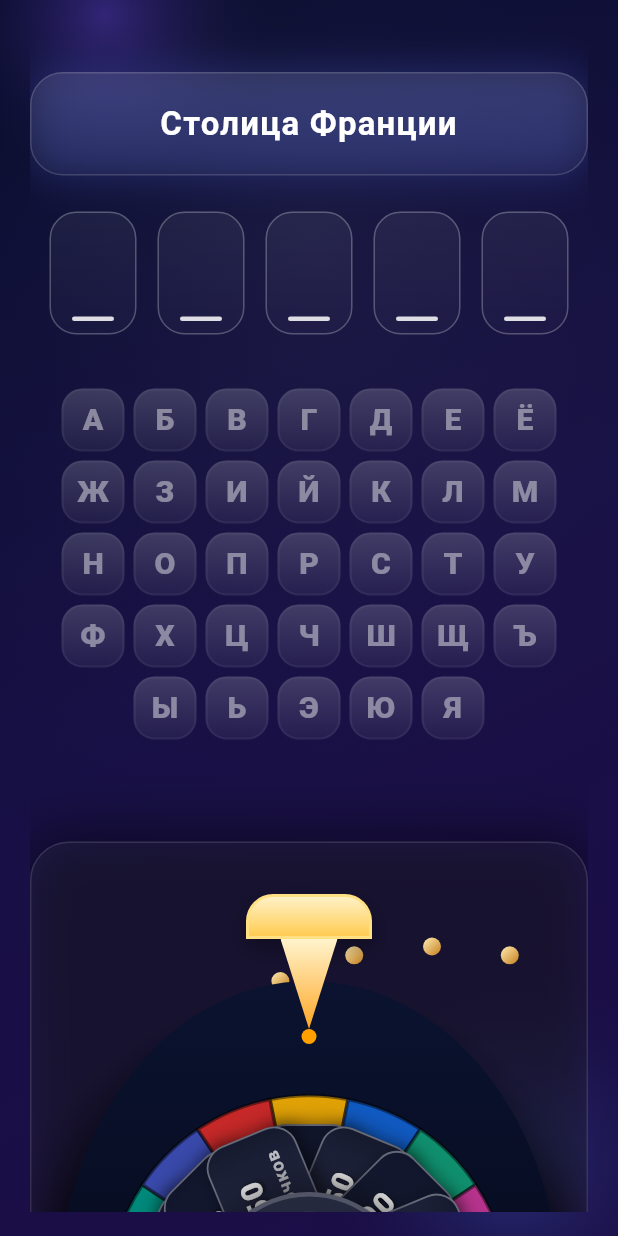
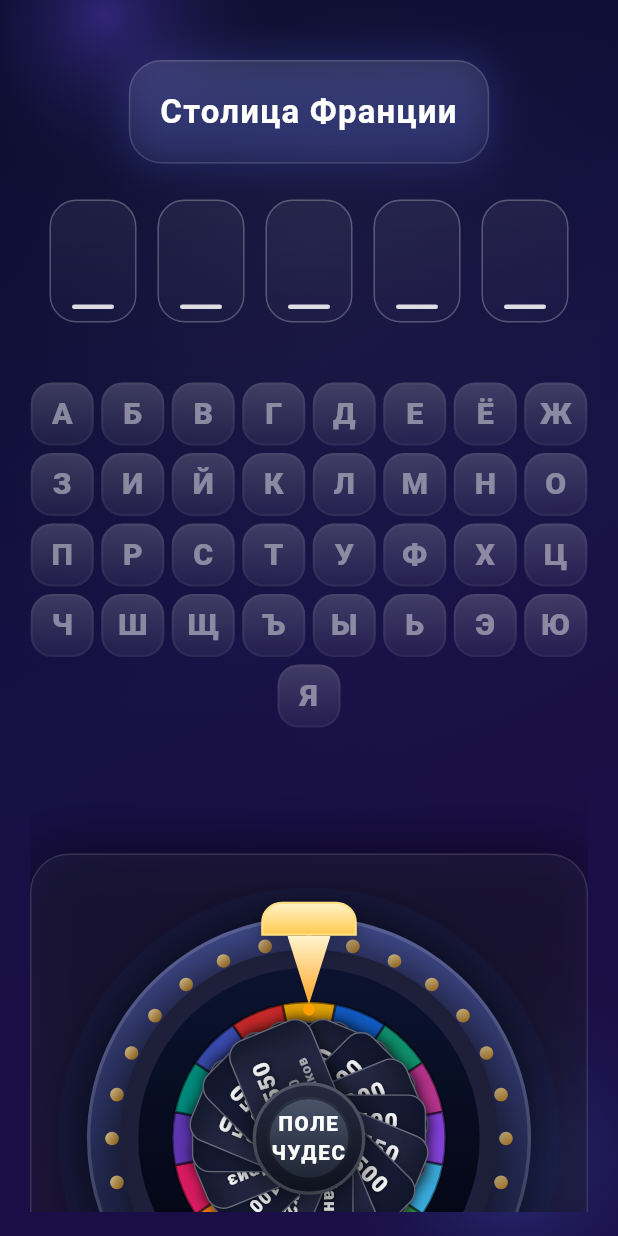
Before and after one commit to ToperGG228/moderator, a Flutter app: the screen it shows after launch, on a phone screen of 412 x 824 dp. Run offline on Flutter 3.47's test engine with Material 3 defaults, Android fonts, the phone set to English and light mode, and no system bars; drawn by our look-alikes of flutter_fortune_wheel.

Commit message:
Restyle board layout and wheel placement

```diff
--- a/lib/main.dart
+++ b/lib/main.dart
@@ -618,9 +618,11 @@
               ),
             );
           },
+          child: Center(
+            child: ConstrainedBox(
+              constraints: const BoxConstraints(maxWidth: 820),
               child: Container(
                 key: ValueKey<String>(question.question),
-            width: double.infinity,
                 padding: const EdgeInsets.symmetric(horizontal: 20, vertical: 18),
                 decoration: BoxDecoration(
                   borderRadius: BorderRadius.circular(22),
@@ -652,8 +654,11 @@
                 ),
               ),
             ),
+          ),
+        ),
         const SizedBox(height: 24),
-        Wrap(
+        Center(
+          child: Wrap(
             alignment: WrapAlignment.center,
             spacing: 14,
             runSpacing: 16,
@@ -669,6 +674,7 @@
                 index: index,
               );
             }),
+          ),
         ),
       ],
     );
@@ -692,6 +698,8 @@
               ),
             ],
           ),
+          child: FittedBox(
+            fit: BoxFit.contain,
             child: WheelWidget(
               key: _wheelKey,
               sectors: _sectors,
@@ -700,6 +708,7 @@
                 _onSectorComplete(sector);
               },
               size: wheelSize,
+            ),
           ),
         ),
         const SizedBox(height: 20),
@@ -752,54 +761,66 @@
     required bool isWide,
     required double maxWidth,
   }) {
-    final double wheelSize = isWide
-        ? (maxWidth * 0.45).clamp(520, 720)
-        : 420;
-    final Widget wheelColumn = SizedBox(
-      width: wheelSize,
-      child: _buildWheelSection(wheelSize: wheelSize),
+    final double baseDiameter = maxWidth * (isWide ? 0.45 : 0.78);
+    final double minDiameter = isWide ? 560 : 300;
+    final double maxDiameter = isWide ? 760 : maxWidth - 176;
+    final double safeMaxDiameter = max(minDiameter, maxDiameter);
+    double targetWheelDiameter = baseDiameter;
+    if (targetWheelDiameter < minDiameter) {
+      targetWheelDiameter = minDiameter;
+    } else if (targetWheelDiameter > safeMaxDiameter) {
+      targetWheelDiameter = safeMaxDiameter;
+    }
+    final double wheelColumnWidth = targetWheelDiameter + 176;
+
+    Widget buildWheelBox() {
+      return SizedBox(
+        width: wheelColumnWidth,
+        child: _buildWheelSection(wheelSize: targetWheelDiameter),
       );
-    final Widget wheel = isWide
-        ? Align(
+    }
+
+    final Widget wideWheel = Align(
       alignment: Alignment.topLeft,
       child: Padding(
-              padding: const EdgeInsets.only(top: 60),
-              child: wheelColumn,
+        padding: const EdgeInsets.only(top: 16),
+        child: buildWheelBox(),
       ),
-          )
-        : Padding(
-            padding: const EdgeInsets.symmetric(vertical: 24),
-            child: Center(child: wheelColumn),
     );
 
     if (!isWide) {
       return Column(
         crossAxisAlignment: CrossAxisAlignment.stretch,
         children: <Widget>[
-          wheel,
+          Align(
+            alignment: Alignment.topCenter,
+            child: Padding(
+              padding: const EdgeInsets.symmetric(vertical: 24),
+              child: ConstrainedBox(
+                constraints: BoxConstraints(maxWidth: wheelColumnWidth),
+                child: buildWheelBox(),
+              ),
+            ),
+          ),
           const SizedBox(height: 32),
           _buildTeamColumn(),
         ],
       );
     }
 
+    final Widget teams = SizedBox(
+      width: 270,
+      child: _buildTeamColumn(),
+    );
+
     return Padding(
       padding: const EdgeInsets.only(top: 12),
       child: Row(
         crossAxisAlignment: CrossAxisAlignment.start,
         children: <Widget>[
-          Flexible(
-            flex: 3,
-            child: wheel,
-          ),
+          Expanded(flex: 5, child: wideWheel),
           const SizedBox(width: 36),
-          Padding(
-            padding: const EdgeInsets.only(top: 26),
-            child: SizedBox(
-              width: 270,
-              child: _buildTeamColumn(),
-            ),
-          ),
+          teams,
         ],
       ),
     );
@@ -818,7 +839,7 @@
                 final bool isWide = constraints.maxWidth >= 1100;
                 final Widget keyboard = Center(
                   child: ConstrainedBox(
-                    constraints: const BoxConstraints(maxWidth: 640),
+                    constraints: const BoxConstraints(maxWidth: 520),
                     child: LetterKeyboard(
                       letters: _letters,
                       disabledLetters: _engine.usedLetters,
@@ -834,11 +855,11 @@
                     child: Column(
                       crossAxisAlignment: CrossAxisAlignment.stretch,
                       children: <Widget>[
-                        const SizedBox(height: 32),
+                        const SizedBox(height: 24),
                         _buildQuestionBlock(),
-                        const SizedBox(height: 36),
+                        const SizedBox(height: 40),
                         keyboard,
-                        const SizedBox(height: 44),
+                        const SizedBox(height: 60),
                         _buildWheelAndTeams(
                           isWide: false,
                           maxWidth: constraints.maxWidth,
@@ -851,11 +872,11 @@
                 return Column(
                   crossAxisAlignment: CrossAxisAlignment.stretch,
                   children: <Widget>[
+                    const SizedBox(height: 32),
+                    _buildQuestionBlock(),
                     const SizedBox(height: 40),
-                    _buildQuestionBlock(),
-                    const SizedBox(height: 32),
                     keyboard,
-                    const SizedBox(height: 56),
+                    const SizedBox(height: 60),
                       Expanded(
                         child: _buildWheelAndTeams(
                           isWide: true,
--- a/lib/widgets/letter_keyboard.dart
+++ b/lib/widgets/letter_keyboard.dart
@@ -21,17 +21,17 @@
       builder: (BuildContext context, BoxConstraints constraints) {
         final double maxWidth = constraints.maxWidth;
         final double tileSize;
-        if (maxWidth < 420) {
+        if (maxWidth < 360) {
+          tileSize = 36;
+        } else if (maxWidth < 520) {
           tileSize = 42;
-        } else if (maxWidth < 560) {
+        } else {
           tileSize = 46;
-        } else {
-          tileSize = 50;
         }
         return Wrap(
           alignment: WrapAlignment.center,
-          spacing: 6,
-          runSpacing: 6,
+          spacing: 5,
+          runSpacing: 5,
           children: letters.map((String letter) {
             final bool isDisabled = disabledLetters.contains(letter) || !isEnabled;
             return _LetterTile(
```
Lines whose indentation alone changed are shown as unchanged.
